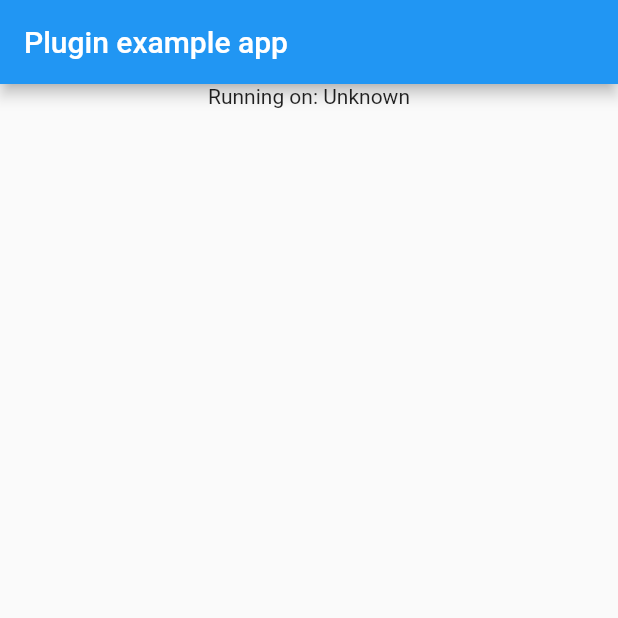
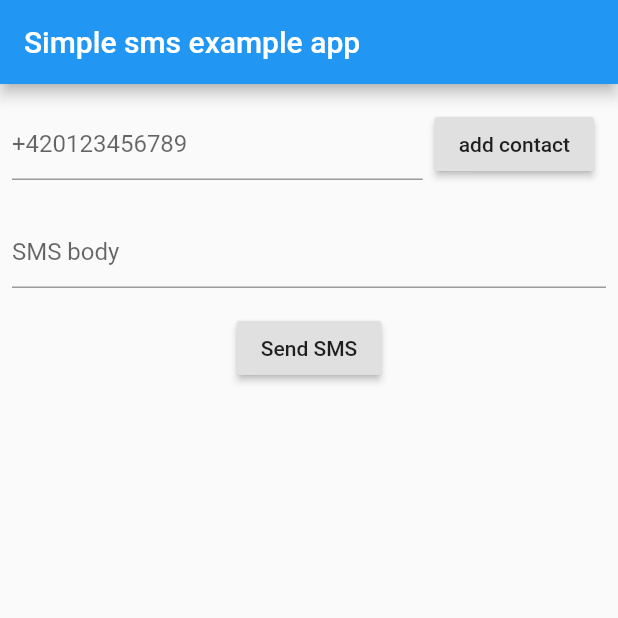
Before and after one commit to quichesoft/flutter_simple_sms, a Flutter app: the screen it shows after launch, on a phone screen of 412 x 824 dp, the top half of it. Run offline on Flutter 3.47's test engine with Material 2 defaults, Android fonts, the phone set to English and light mode, and no system bars.

Commit message:
Simple SMS example

```diff
--- a/example/lib/main.dart
+++ b/example/lib/main.dart
@@ -2,31 +2,122 @@ import 'package:flutter/material.dart';
 import 'package:flutter/services.dart';
 import 'package:simple_sms/simple_sms.dart';
 
-void main() => runApp(new MyApp());
+void main() => runApp(SimpleSmsExample());
 
-class MyApp extends StatefulWidget {
+class SimpleSmsExample extends StatefulWidget {
   @override
-  _MyAppState createState() => new _MyAppState();
+  _SimpleSmsExampleState createState() => _SimpleSmsExampleState();
 }
 
-class _MyAppState extends State<MyApp> {
-  String _platformVersion = 'Unknown';
+class _SimpleSmsExampleState extends State<SimpleSmsExample> {
+  final contactTextFieldController = TextEditingController();
+  final smsTextFieldController = TextEditingController();
+  final List<String> contacts = [];
+  final RegExp exp = RegExp(r'([(+]*[0-9]+[()+. -]*)');
+  static const double defaultPadding = 8.0;
 
   @override
   Widget build(BuildContext context) {
-    return new MaterialApp(
-      home: new Scaffold(
-        appBar: new AppBar(
-          title: new Text('Plugin example app'),
+    return MaterialApp(
+      home: Scaffold(
+        appBar: AppBar(
+          title: Text('Simple sms example app'),
         ),
-        body: new Center(
-          child: new Column(
-            children: <Widget>[
-              new Text('Running on: $_platformVersion\n'),
-            ],
-          ),
+        body: Builder(
+          builder: (BuildContext context) {
+            return Container(
+              child: Center(
+                child: Column(
+                  children: <Widget>[
+                    Padding(
+                      padding: const EdgeInsets.all(defaultPadding),
+                      child: Row(
+                        children: <Widget>[
+                          Flexible(
+                            child: TextField(
+                              decoration:
+                              InputDecoration(hintText: '+420123456789'),
+                              controller: contactTextFieldController,
+                            ),
+                          ),
+                          Padding(
+                            padding: const EdgeInsets.all(defaultPadding),
+                            child: RaisedButton(
+                              onPressed: () {
+                                if (_validateContact( //whole this onPressed is terrible :/ didnt figure out how to display Snackbar outside of Build method
+                                    contactTextFieldController.text)) {
+                                  _addContact(contactTextFieldController.text);
+                                  Scaffold.of(context).showSnackBar(
+                                      SnackBar(content: Text('Contact added'),));
+                                } else {
+                                  Scaffold.of(context).showSnackBar(SnackBar(
+                                    content: Text(
+                                        'Contact contains invalid characters'),
+                                  ));
+                                }
+                              },
+                              child: Text('add contact'),
+                            ),
+                          ),
+                        ],
+                      ),
+                    ),
+                    Padding(
+                      padding: const EdgeInsets.all(defaultPadding),
+                      child: Row(
+                        children: <Widget>[
+                          Flexible(
+                            child: TextField(
+                              controller: smsTextFieldController,
+                              decoration: InputDecoration(hintText: 'SMS body'),
+                              maxLines: null,
+                              keyboardType: TextInputType.multiline,
+                            ),
+                          ),
+                        ],
+                      ),
+                    ),
+                    Padding(
+                      padding: const EdgeInsets.all(defaultPadding),
+                      child: Row(
+                        mainAxisAlignment: MainAxisAlignment.center,
+                        children: <Widget>[
+                          Center(
+                            child: RaisedButton(
+                              onPressed: () {
+                                _sendSms(contacts, smsTextFieldController.text);
+                              },
+                              child: Text('Send SMS'),
+                            ),
+                          )
+                        ],
+                      ),
+                    )
+                  ],
+                ),
+              ),
+            );
+          },
         ),
       ),
     );
   }
+
+  _addContact(String contact) {
+    contacts.add(contact);
+    contactTextFieldController.text = '';
+  }
+
+  bool _validateContact(String contact) {
+    if (exp.firstMatch(contact) == null) {
+      return false;
+    } else {
+      return true;
+    }
+  }
+
+  _sendSms(List<String> contacts, String smsBody) async {
+    final SimpleSms simpleSms = SimpleSms();
+    simpleSms.sendSms(contacts, smsBody);
+  }
 }
--- a/lib/simple_sms.dart
+++ b/lib/simple_sms.dart
@@ -19,12 +19,6 @@ class SimpleSms {
        throw 'Address must contain at least one item';
     }
 
-    addresses.forEach((element){
-     if (exp.firstMatch(element) == null){
-       throw 'Addresses contain invalid character';
-     }
-    });
-
     await _channel.invokeMethod(_methodName, [addresses, message]);
   }
 
```
Also changed, not shown: 3 other files.
